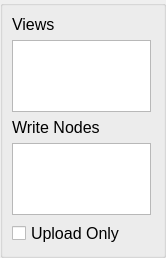
First picture: the form in conductor/resources/nuke.ui, repository AtomicConductor/conductor_client, before the edit.
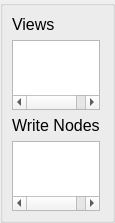
Second picture: the form after the edit.

Patch:
```diff
--- a/conductor/resources/nuke.ui
+++ b/conductor/resources/nuke.ui
@@ -6,8 +6,8 @@
    <rect>
     <x>0</x>
     <y>0</y>
-    <width>166</width>
-    <height>258</height>
+    <width>115</width>
+    <height>120</height>
    </rect>
   </property>
   <layout class="QVBoxLayout" name="verticalLayout">
@@ -86,21 +86,6 @@
         </column>
        </widget>
       </item>
-      <item>
-       <widget class="QCheckBox" name="ui_upload_only">
-        <property name="font">
-         <font>
-          <pointsize>12</pointsize>
-         </font>
-        </property>
-        <property name="toolTip">
-         <string>Only upload dependencies. Don't submit render job</string>
-        </property>
-        <property name="text">
-         <string>Upload Only</string>
-        </property>
-       </widget>
-      </item>
      </layout>
     </widget>
    </item>
```
Left out of the diff: 1 changed line with no effect on the pictures.
